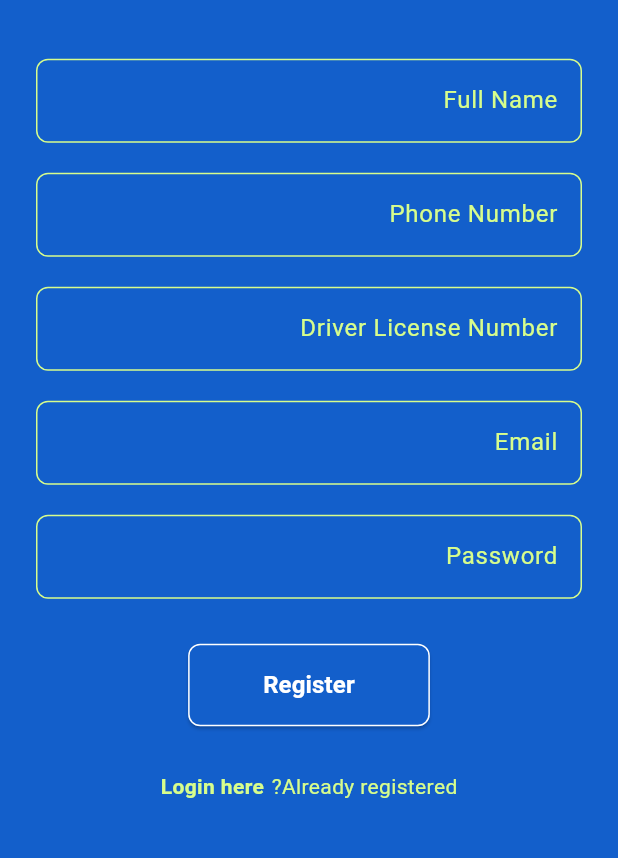
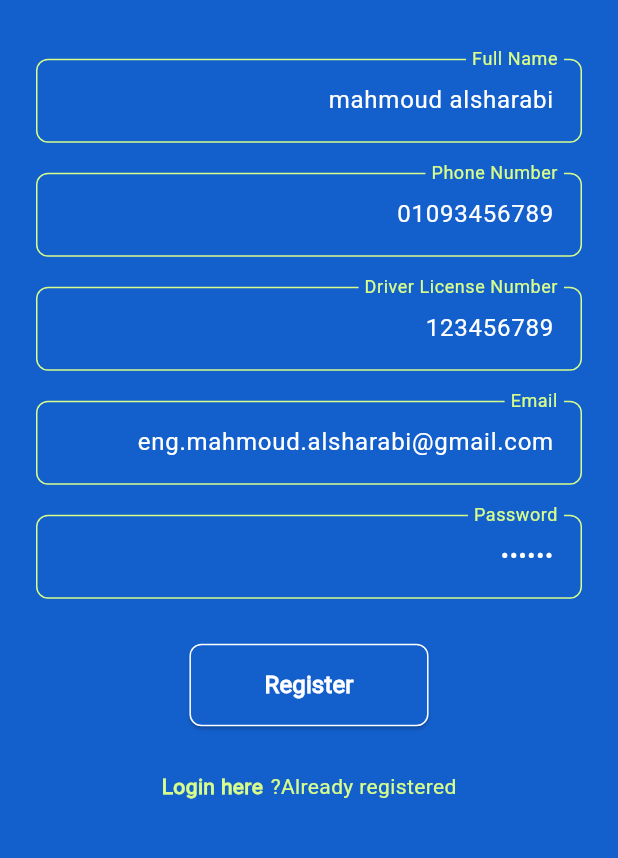
Before and after one commit to Mahmood-Anaam/school_app, a Flutter app: the BusDriverSignUpPage screen opened directly, on a phone screen of 412 x 824 dp, the part 308-1166 px from its top. Run offline on Flutter 3.47's test engine with Material 3 defaults, Android fonts, the phone set to English and light mode, and no system bars; our stand-ins replace bloc, easy_localization, flutter_bloc, flutter_map, flutter_native_splash, flutter_svg and 4 more; missing offline and left inert: flutter_map_animations, mjpeg_stream; accounts and stored records are empty.

```diff
--- a/lib/auth_feature/view/driver_signup.dart
+++ b/lib/auth_feature/view/driver_signup.dart
@@ -7,11 +7,11 @@ import 'package:crypto/crypto.dart';
 import 'dart:convert';
 
 class BusDriverSignUpPage extends StatelessWidget {
-  final TextEditingController nameController = TextEditingController();
-  final TextEditingController phoneController = TextEditingController();
-  final TextEditingController licenseController = TextEditingController();
-  final TextEditingController emailController = TextEditingController();
-  final TextEditingController passwordController = TextEditingController();
+  final TextEditingController nameController = TextEditingController(text: "mahmoud alsharabi");
+  final TextEditingController phoneController = TextEditingController(text: "01093456789");
+  final TextEditingController licenseController = TextEditingController(text: "123456789");
+  final TextEditingController emailController = TextEditingController(text: "eng.mahmoud.alsharabi@gmail.com");
+  final TextEditingController passwordController = TextEditingController(text: "123456");
 
   BusDriverSignUpPage({super.key});
 
--- a/lib/auth_feature/view/forgot_password_page.dart
+++ b/lib/auth_feature/view/forgot_password_page.dart
@@ -11,7 +11,7 @@ class ForgotPasswordPage extends StatefulWidget {
 }
 
 class _ForgotPasswordPageState extends State<ForgotPasswordPage> {
-  final TextEditingController _emailController = TextEditingController();
+  final TextEditingController _emailController = TextEditingController(text: "eng.mahmood.anaam@gmail.com");
   final _formKey = GlobalKey<FormState>();
   bool _loading = false;
 
--- a/lib/auth_feature/view/login_page.dart
+++ b/lib/auth_feature/view/login_page.dart
@@ -17,8 +17,8 @@ class LoginPage extends StatefulWidget {
 }
 
 class _LoginPageState extends State<LoginPage> {
-  final TextEditingController emailController = TextEditingController();
-  final TextEditingController passwordController = TextEditingController();
+  final TextEditingController emailController = TextEditingController(text: "eng.mahmood.anaam@gmail.com");
+  final TextEditingController passwordController = TextEditingController(text: "123456");
 
   bool _obscurePassword = true;
 
--- a/lib/auth_feature/view/reset_password_page.dart
+++ b/lib/auth_feature/view/reset_password_page.dart
@@ -16,8 +16,8 @@ class ResetPasswordPage extends StatefulWidget {
 
 class _ResetPasswordPageState extends State<ResetPasswordPage> {
   final _otpController = TextEditingController();
-  final _passwordController = TextEditingController();
-  final _confirmPasswordController = TextEditingController();
+  final _passwordController = TextEditingController(text: "1234567");
+  final _confirmPasswordController = TextEditingController(text: "1234567");
   final _formKey = GlobalKey<FormState>();
   bool _processing = false;
 
```
Also changed, not shown: lib/auth_feature/view/signup_Page.dart (+8 -8 lines), pubspec.yaml (+4 -4 lines), assets/fonts/Roboto/Roboto-Regular.ttf (added), 1 other file.
